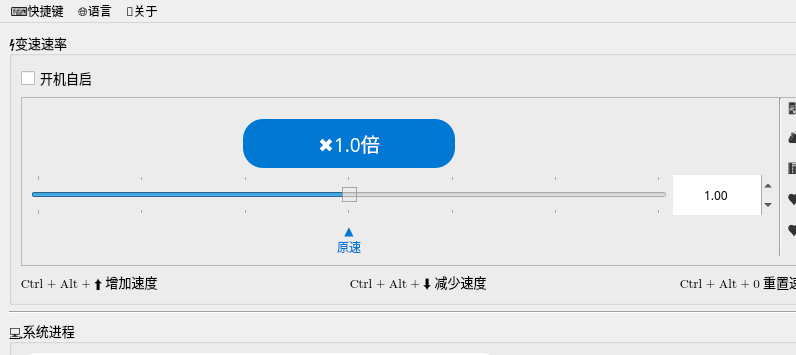
First picture: the form in mainwindow.ui, repository zxlhhyccc/OpenSpeedy, before the edit; both pictures show x 0 to 796 and y 0 to 355 of the 1024 by 768 pixel window.
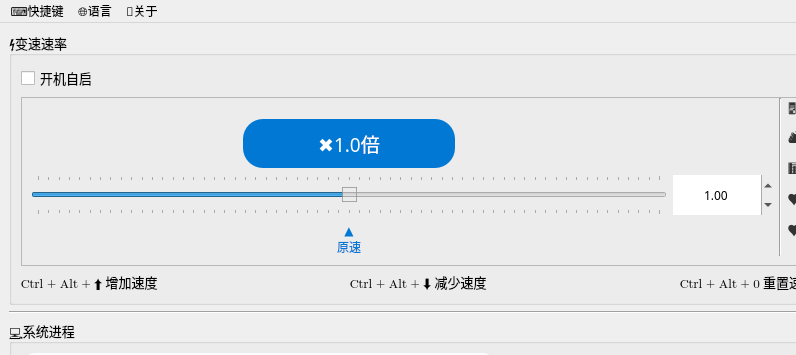
Second picture: the form after the edit.

The edit to the form file:
```diff
--- a/mainwindow.ui
+++ b/mainwindow.ui
@@ -451,10 +451,10 @@
 }</string>
               </property>
               <property name="minimum">
-               <number>-999900</number>
+               <number>-99900</number>
               </property>
               <property name="maximum">
-               <number>999900</number>
+               <number>99900</number>
               </property>
               <property name="pageStep">
                <number>100</number>
@@ -475,7 +475,7 @@
                <enum>QSlider::TicksBothSides</enum>
               </property>
               <property name="tickInterval">
-               <number>33300</number>
+               <number>3330</number>
               </property>
              </widget>
             </item>
```
Left out of the diff: 2 changed lines with no effect on the pictures.
